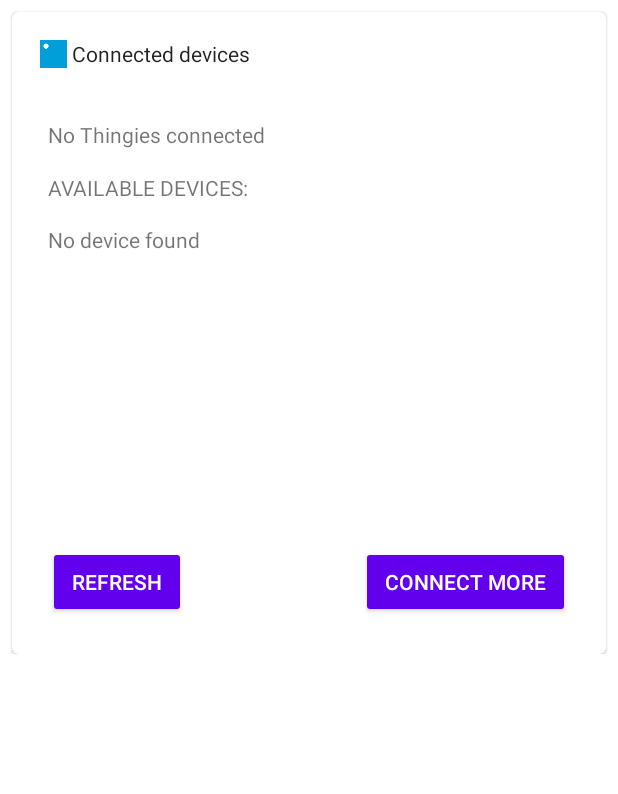
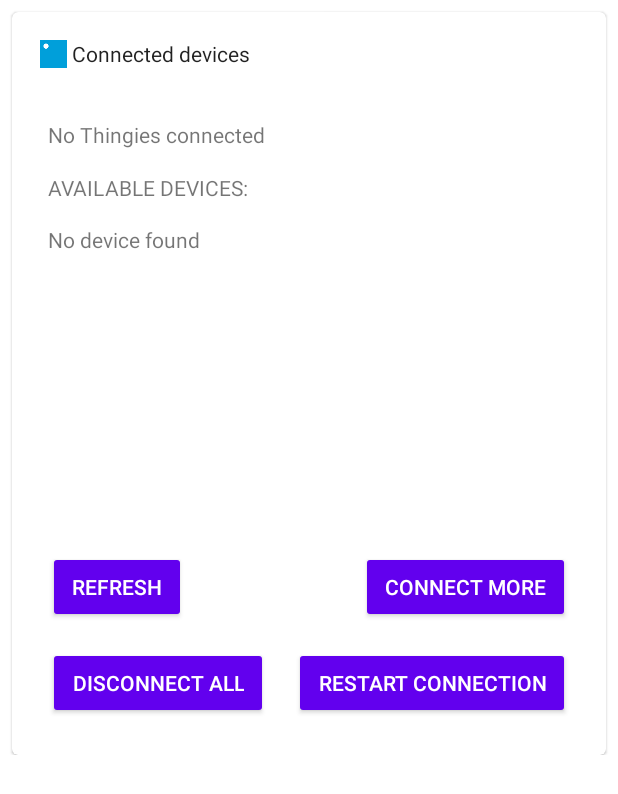
Before and after one commit to jjhierck/CPS_WSAN_group_10, an Android app: the fragment UiFragment shown on its own in the app's theme, after a tap on "REFRESH", on a phone screen of 412 x 824 dp. Shown: the top 794 px of the screen. Run offline under Robolectric (Android 15) with nearby library versions, the phone set to English and light mode, and no system bars; 5 statements that could not run were skipped.

Commit message:
Connection to thingies is working correctly now. Added more buttons to the UI.

```diff
--- a/app/src/main/java/no/nordicsemi/android/nrfthingy/UiFragment.java
+++ b/app/src/main/java/no/nordicsemi/android/nrfthingy/UiFragment.java
@@ -75,7 +75,9 @@ public class UiFragment extends Fragment implements ScannerFragmentListener {
     // NOTE: The old contents of this class can be found in OldUiFragment.java
 
     Button refreshConnectedDevicesBtn;
+    Button disconnectAllDevicesBtn;
     Button connectMoreDevicesBtn;
+    Button connectRestartBtn;
     TextView topText;
     ListView devicesList;
 
@@ -112,7 +114,9 @@ public class UiFragment extends Fragment implements ScannerFragmentListener {
         final View rootView = inflater.inflate(R.layout.fragment_ui, container, false);
 
         refreshConnectedDevicesBtn = rootView.findViewById(R.id.refresh_connected_devices);
+        disconnectAllDevicesBtn = rootView.findViewById(R.id.disconnect_all);
         connectMoreDevicesBtn = rootView.findViewById(R.id.connect_more_devices);
+        connectRestartBtn = rootView.findViewById(R.id.restart_connection);
         topText = rootView.findViewById(R.id.current_device);
 
         devicesList = rootView.findViewById(R.id.connected_devices_list);
@@ -131,14 +135,36 @@ public class UiFragment extends Fragment implements ScannerFragmentListener {
         refreshConnectedDevicesBtn.setOnClickListener(new View.OnClickListener() {
             @Override
             public void onClick(View v) {
-            mAdapter.clearDevices();
-            //List<BluetoothDevice> devices = mThingySdkManager.getConnectedDevices();
-                List<ExtendedBluetoothDevice> devices = mScannerFragment.connectedDevices;
-            mAdapter.updateDevices(devices);
-            for (final ExtendedBluetoothDevice device : devices) {
-                addToDatabase(device.device, device.device.getName());
+                mAdapter.clearDevices();
+                //List<BluetoothDevice> devices = mThingySdkManager.getConnectedDevices();
+                List<ExtendedBluetoothDevice> scannerDevices;
+                scannerDevices = mScannerFragment.connectedDevices;
+
+                List<ExtendedBluetoothDevice> actuallyConnectedDevices;
+                actuallyConnectedDevices = new ArrayList<>();
+
+                if (scannerDevices != null){
+                    for (final ExtendedBluetoothDevice scannerDevice : scannerDevices) {
+                        addToDatabase(scannerDevice.device, scannerDevice.device.getName());
+                        for (final BluetoothDevice connectedDevice : mThingySdkManager.getConnectedDevices()) {
+                            if (connectedDevice.getAddress().equals(scannerDevice.device.getAddress())) {
+                                actuallyConnectedDevices.add(scannerDevice);
+                                break;
+                            }
+                        }
+                    }
+                }
+                mAdapter.updateDevices(actuallyConnectedDevices);
+                topText.setText(String.format("%d devices connected", mThingySdkManager.getConnectedDevices().size()));
             }
-            topText.setText(String.format("%d devices connected", devices.size()));
+        });
+
+        disconnectAllDevicesBtn.setOnClickListener(new View.OnClickListener() {
+            @Override
+            public void onClick(View v) {
+                mAdapter.clearDevices();
+                mScannerFragment.connectedDevices = new ArrayList<>();
+                mThingySdkManager.disconnectFromAllThingies();
             }
         });
 
@@ -146,6 +172,16 @@ public class UiFragment extends Fragment implements ScannerFragmentListener {
             @Override
             public void onClick(View v) {
                 // Connect to more devices here
+                mScannerFragment.show(getActivity().getSupportFragmentManager(), null); // Show the scanner fragment
+            }
+        });
+
+        connectRestartBtn.setOnClickListener(new View.OnClickListener() {
+            @Override
+            public void onClick(View v) {
+                mAdapter.clearDevices();
+                mScannerFragment.connectedDevices = new ArrayList<>();
+                mThingySdkManager.disconnectFromAllThingies();
                 mScannerFragment.show(getActivity().getSupportFragmentManager(), null); // Show the scanner fragment
             }
         });
--- a/app/src/main/java/no/nordicsemi/android/nrfthingy/common/MultipleScannerFragment.java
+++ b/app/src/main/java/no/nordicsemi/android/nrfthingy/common/MultipleScannerFragment.java
@@ -302,14 +302,14 @@ public class MultipleScannerFragment extends DialogFragment {
                 String address = device.getAddress();
 
                 mThingySdkManager.connectToThingy(requireContext(), device, ThingyService.class);
-
+                connectedDevices.add(extDevice);
                 Log.w("scanCallback", String.format("Connecting to %s (rssi: %d)", device.getName(), extDevice.rssi));
                 i++; // increment the results counter
                 Toast toast = Toast.makeText(requireContext(), String.format("Connecting to %s (rssi: %d)", device.getName(), extDevice.rssi), Toast.LENGTH_SHORT);
                 toast.show();
             }
         }
-        connectedDevices = sortedDevices;
+        //connectedDevices = sortedDevices;
     }
 
     private ScanCallback scanCallback = new ScanCallback() {
--- a/app/src/main/res/layout/fragment_ui.xml
+++ b/app/src/main/res/layout/fragment_ui.xml
@@ -83,7 +83,7 @@
                 <androidx.constraintlayout.widget.ConstraintLayout
                     android:id="@+id/devices_container"
                     android:layout_width="match_parent"
-                    android:layout_height="372dp"
+                    android:layout_height="439dp"
                     android:paddingStart="@dimen/activity_horizontal_margin"
                     android:paddingEnd="@dimen/activity_horizontal_margin"
                     android:paddingBottom="@dimen/activity_vertical_margin">
@@ -108,6 +108,17 @@
                         android:layout_marginStart="16dp"
                         android:layout_marginBottom="16dp"
                         android:text="@string/refresh"
+                        app:layout_constraintBottom_toTopOf="@+id/disconnect_all"
+                        app:layout_constraintStart_toStartOf="parent" />
+
+                    <Button
+                        android:id="@+id/disconnect_all"
+                        style="@style/Widget.AppCompat.Button"
+                        android:layout_width="wrap_content"
+                        android:layout_height="wrap_content"
+                        android:layout_marginStart="16dp"
+                        android:layout_marginBottom="16dp"
+                        android:text="@string/disconnect_all"
                         app:layout_constraintBottom_toBottomOf="parent"
                         app:layout_constraintStart_toStartOf="parent" />
 
@@ -119,6 +130,17 @@
                         android:layout_marginEnd="16dp"
                         android:layout_marginBottom="16dp"
                         android:text="@string/connect_more"
+                        app:layout_constraintBottom_toTopOf="@+id/restart_connection"
+                        app:layout_constraintEnd_toEndOf="parent" />
+
+                    <Button
+                        android:id="@+id/restart_connection"
+                        style="@style/Widget.AppCompat.Button"
+                        android:layout_width="wrap_content"
+                        android:layout_height="wrap_content"
+                        android:layout_marginEnd="16dp"
+                        android:layout_marginBottom="16dp"
+                        android:text="@string/connect_restart"
                         app:layout_constraintBottom_toBottomOf="parent"
                         app:layout_constraintEnd_toEndOf="parent" />
 
@@ -134,6 +156,7 @@
                         app:layout_constraintEnd_toEndOf="parent"
                         app:layout_constraintStart_toStartOf="parent"
                         app:layout_constraintTop_toBottomOf="@+id/current_device" />
+
                 </androidx.constraintlayout.widget.ConstraintLayout>
 
             </LinearLayout>
--- a/app/src/main/res/values/strings.xml
+++ b/app/src/main/res/values/strings.xml
@@ -209,8 +209,10 @@
     <string name="tap_count">Taps</string>
     <string name="connect">Connect</string>
     <string name="connect_more">Connect More</string>
+    <string name="connect_restart">Restart connection</string>
     <string name="refresh">Refresh</string>
     <string name="disconnect">Disconnect</string>
+    <string name="disconnect_all">Disconnect All</string>
 
 
     <string name="temperature_graph">Temperature (\u2103)</string>
```
Also changed, not shown: app/src/main/java/no/nordicsemi/android/nrfthingy/MainActivity.java (+10 -10 lines).
